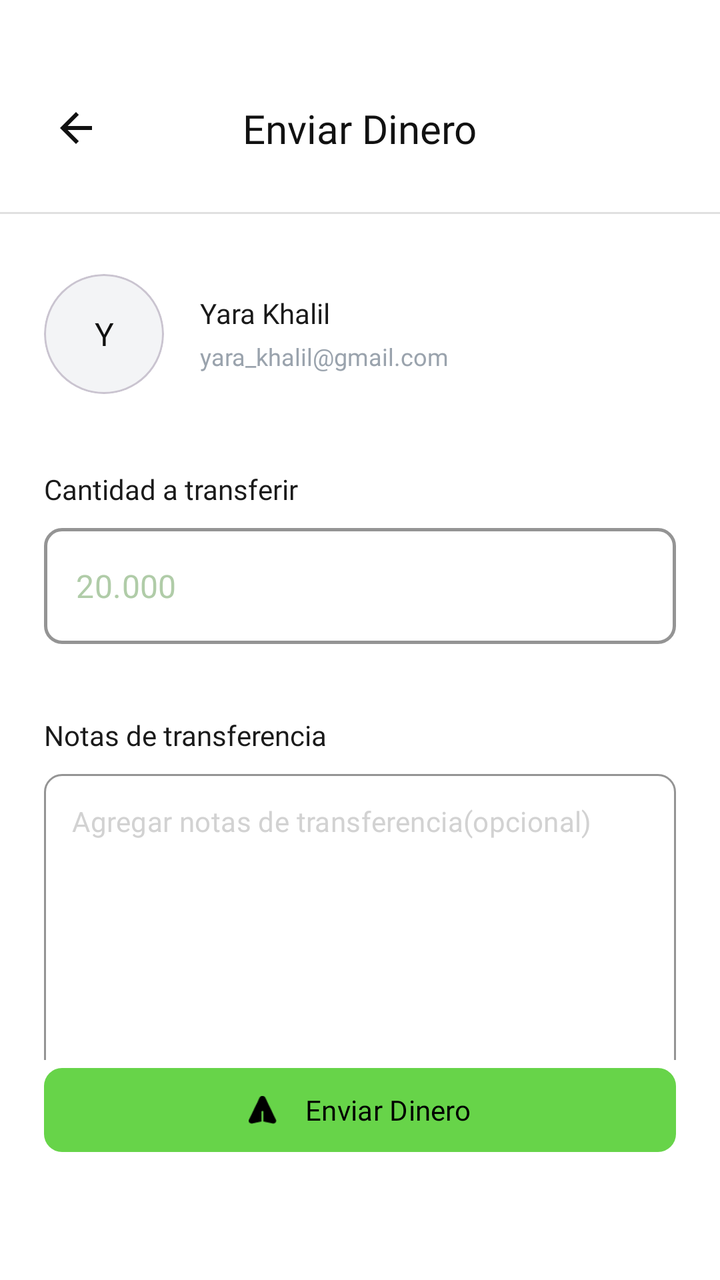
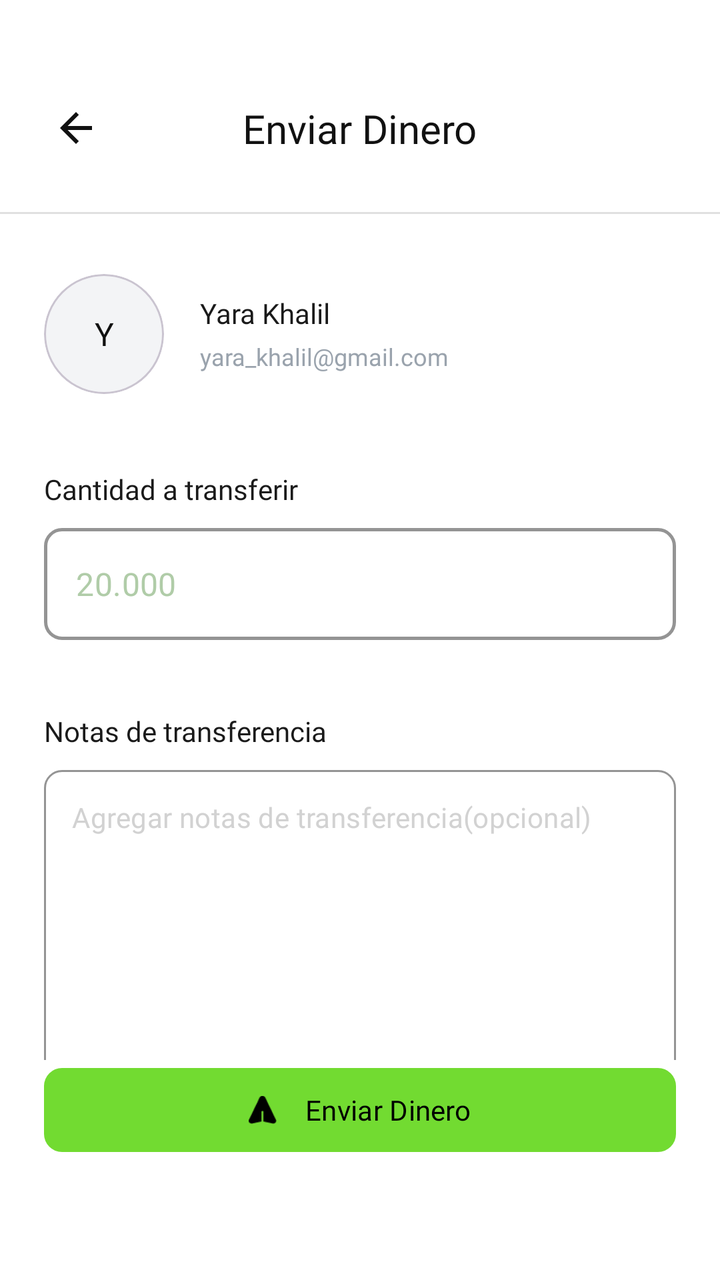

Screens rendered from an Android XML layout before and after an edit, with the pre-edit source and the edit as a unified diff.
<!-- AndroidManifest.xml: application theme Theme.ProyectoAlkeWallet -->
<!-- res/layout/activity_send_money.xml -->
<?xml version="1.0" encoding="utf-8"?>
<androidx.constraintlayout.widget.ConstraintLayout xmlns:android="http://schemas.android.com/apk/res/android"
    xmlns:app="http://schemas.android.com/apk/res-auto"
    xmlns:tools="http://schemas.android.com/tools"
    android:id="@+id/main"
    android:layout_width="match_parent"
    android:layout_height="match_parent"
    android:background="@android:color/white"
    tools:context=".SendMoney">

    <ImageView
        android:id="@+id/iv_back"
        android:layout_width="48dp"
        android:layout_height="48dp"
        android:layout_marginStart="14dp"
        android:layout_marginTop="40dp"
        android:contentDescription="@string/volver"
        android:padding="12dp"
        android:src="@drawable/ic_arrow_back"
        app:layout_constraintStart_toStartOf="parent"
        app:layout_constraintTop_toTopOf="parent"
        app:tint="#111111" />

    <TextView
        android:id="@+id/tv_title"
        android:layout_width="wrap_content"
        android:layout_height="wrap_content"
        android:fontFamily="@font/jua"
        android:text="@string/enviar_dinero"
        android:textColor="#111111"
        android:textSize="20sp"
        app:layout_constraintBottom_toBottomOf="@id/iv_back"
        app:layout_constraintEnd_toEndOf="parent"
        app:layout_constraintStart_toStartOf="parent"
        app:layout_constraintTop_toTopOf="@id/iv_back" />

    <View
        android:id="@+id/header_divider"
        android:layout_width="0dp"
        android:layout_height="1dp"
        android:layout_marginTop="18dp"
        android:background="#E0E0E0"
        app:layout_constraintEnd_toEndOf="parent"
        app:layout_constraintStart_toStartOf="parent"
        app:layout_constraintTop_toBottomOf="@id/iv_back" />

    <androidx.core.widget.NestedScrollView
        android:id="@+id/form_scroll"
        android:layout_width="0dp"
        android:layout_height="0dp"
        android:clipToPadding="false"
        android:fillViewport="true"
        android:overScrollMode="never"
        app:layout_constraintBottom_toTopOf="@id/btn_send_money"
        app:layout_constraintEnd_toEndOf="parent"
        app:layout_constraintStart_toStartOf="parent"
        app:layout_constraintTop_toBottomOf="@id/header_divider">

        <androidx.constraintlayout.widget.ConstraintLayout
            android:layout_width="match_parent"
            android:layout_height="wrap_content"
            android:paddingBottom="24dp">

            <com.google.android.material.card.MaterialCardView
                android:id="@+id/card_user_initial"
                android:layout_width="60dp"
                android:layout_height="60dp"
                android:layout_marginStart="22dp"
                android:layout_marginTop="30dp"
                app:cardBackgroundColor="#F3F4F6"
                app:cardCornerRadius="30dp"
                app:cardElevation="0dp"
                app:layout_constraintStart_toStartOf="parent"
                app:layout_constraintTop_toTopOf="parent">

                <TextView
                    android:layout_width="match_parent"
                    android:layout_height="match_parent"
                    android:fontFamily="@font/jua"
                    android:gravity="center"
                    android:text="@string/inicial_yara"
                    android:textColor="#111111"
                    android:textSize="16sp" />

            </com.google.android.material.card.MaterialCardView>

            <TextView
                android:id="@+id/tv_user_name"
                android:layout_width="wrap_content"
                android:layout_height="wrap_content"
                android:layout_marginStart="18dp"
                android:layout_marginTop="10dp"
                android:fontFamily="@font/jua"
                android:text="@string/yara_khalil"
                android:textColor="#1A1A1A"
                android:textSize="14sp"
                app:layout_constraintStart_toEndOf="@id/card_user_initial"
                app:layout_constraintTop_toTopOf="@id/card_user_initial" />

            <TextView
                android:id="@+id/tv_user_email"
                android:layout_width="wrap_content"
                android:layout_height="wrap_content"
                android:layout_marginTop="4dp"
                android:fontFamily="@font/jua"
                android:text="@string/correo_yara"
                android:textColor="#9AA3AD"
                android:textSize="12sp"
                app:layout_constraintStart_toStartOf="@id/tv_user_name"
                app:layout_constraintTop_toBottomOf="@id/tv_user_name" />

            <TextView
                android:id="@+id/tv_amount_label"
                android:layout_width="wrap_content"
                android:layout_height="wrap_content"
                android:layout_marginStart="22dp"
                android:layout_marginTop="38dp"
                android:fontFamily="@font/jua"
                android:text="@string/cantidad_a_transferir"
                android:textColor="#1A1A1A"
                android:textSize="14sp"
                app:layout_constraintStart_toStartOf="parent"
                app:layout_constraintTop_toBottomOf="@id/card_user_initial" />

            <com.google.android.material.textfield.TextInputLayout
                android:id="@+id/til_amount"
                style="@style/Widget.MaterialComponents.TextInputLayout.OutlinedBox"
                android:layout_width="0dp"
                android:layout_height="58dp"
                android:layout_marginStart="22dp"
                android:layout_marginTop="10dp"
                android:layout_marginEnd="22dp"
                app:boxBackgroundColor="@android:color/white"
                app:boxCornerRadiusBottomEnd="9dp"
                app:boxCornerRadiusBottomStart="9dp"
                app:boxCornerRadiusTopEnd="9dp"
                app:boxCornerRadiusTopStart="9dp"
                app:boxStrokeColor="@color/action_green"
                app:boxStrokeWidth="1.5dp"
                app:boxStrokeWidthFocused="1.5dp"
                app:hintEnabled="false"
                app:layout_constraintEnd_toEndOf="parent"
                app:layout_constraintStart_toStartOf="parent"
                app:layout_constraintTop_toBottomOf="@id/tv_amount_label">

                <com.google.android.material.textfield.TextInputEditText
                    android:id="@+id/et_amount"
                    android:layout_width="match_parent"
                    android:layout_height="match_parent"
                    android:fontFamily="@font/jua"
                    android:hint="@string/monto_a_transferir"
                    android:inputType="numberDecimal"
                    android:paddingStart="16dp"
                    android:paddingEnd="16dp"
                    android:textColor="@color/action_green"
                    android:textColorHint="#B0CCA8"
                    android:textSize="16sp" />

            </com.google.android.material.textfield.TextInputLayout>

            <TextView
                android:id="@+id/tv_notes_label"
                android:layout_width="wrap_content"
                android:layout_height="wrap_content"
                android:layout_marginStart="22dp"
                android:layout_marginTop="36dp"
                android:fontFamily="@font/jua"
                android:text="@string/notas_de_transferencia"
                android:textColor="#1A1A1A"
                android:textSize="14sp"
                app:layout_constraintStart_toStartOf="parent"
                app:layout_constraintTop_toBottomOf="@id/til_amount" />

            <com.google.android.material.textfield.TextInputLayout
                android:id="@+id/til_notes"
                style="@style/Widget.MaterialComponents.TextInputLayout.OutlinedBox"
                android:layout_width="0dp"
                android:layout_height="210dp"
                android:layout_marginStart="22dp"
                android:layout_marginTop="10dp"
                android:layout_marginEnd="22dp"
                app:boxBackgroundColor="@android:color/white"
                app:boxCornerRadiusBottomEnd="9dp"
                app:boxCornerRadiusBottomStart="9dp"
                app:boxCornerRadiusTopEnd="9dp"
                app:boxCornerRadiusTopStart="9dp"
                app:boxStrokeColor="#E0E0E0"
                app:boxStrokeWidth="1dp"
                app:boxStrokeWidthFocused="1dp"
                app:hintEnabled="false"

                app:layout_constraintEnd_toEndOf="parent"
                app:layout_constraintStart_toStartOf="parent"
                app:layout_constraintTop_toBottomOf="@id/tv_notes_label">

                <com.google.android.material.textfield.TextInputEditText
                    android:id="@+id/et_notes"
                    android:layout_width="match_parent"
                    android:layout_height="match_parent"
                    android:fontFamily="@font/jua"
                    android:gravity="top|start"
                    android:hint="@string/agregar_notas_de_transferencia_opcional"
                    android:inputType="textMultiLine"
                    android:paddingStart="14dp"
                    android:paddingTop="14dp"
                    android:paddingEnd="14dp"
                    android:textColor="#1A1A1A"
                    android:textColorHint="#D2D2D2"
                    android:textSize="14sp" />

            </com.google.android.material.textfield.TextInputLayout>

        </androidx.constraintlayout.widget.ConstraintLayout>

    </androidx.core.widget.NestedScrollView>

    <com.google.android.material.button.MaterialButton
        android:id="@+id/btn_send_money"
        android:layout_width="0dp"
        android:layout_height="50dp"
        android:layout_marginStart="22dp"
        android:layout_marginEnd="22dp"
        android:layout_marginBottom="60dp"
        android:fontFamily="@font/jua"
        android:text="@string/enviar_dinero"
        android:textAllCaps="false"
        android:textColor="@android:color/black"
        android:textSize="14sp"
        app:backgroundTint="@color/action_green"
        app:cornerRadius="9dp"
        app:icon="@drawable/img_send"
        app:iconGravity="textStart"
        app:iconPadding="14dp"
        app:iconSize="14dp"
        app:iconTint="@android:color/black"
        app:layout_constraintBottom_toBottomOf="parent"
        app:layout_constraintEnd_toEndOf="parent"
        app:layout_constraintStart_toStartOf="parent" />

</androidx.constraintlayout.widget.ConstraintLayout>
<!-- resources referenced by this layout -->
<resources>
  <color name="action_green">#67D449</color>
  <!-- drawable ic_arrow_back (drawable) -->
  <vector xmlns:android="http://schemas.android.com/apk/res/android" android:autoMirrored="true" android:height="24dp" android:tint="#000000" android:viewportHeight="24" android:viewportWidth="24" android:width="24dp">
        
      <path android:fillColor="@android:color/white" android:pathData="M20,11H7.83l5.59,-5.59L12,4l-8,8 8,8 1.41,-1.41L7.83,13H20v-2z"/>
      
  </vector>
  <!-- drawable img_send: png bitmap (drawable, 462 bytes) -->
  <string name="agregar_notas_de_transferencia_opcional">Agregar notas de transferencia(opcional)</string>
  <string name="cantidad_a_transferir">Cantidad a transferir</string>
  <string name="correo_yara">yara_khalil@gmail.com</string>
  <string name="enviar_dinero">Enviar Dinero</string>
  <string name="inicial_yara">Y</string>
  <string name="monto_a_transferir">20.000</string>
  <string name="notas_de_transferencia">Notas de transferencia</string>
  <string name="volver">Volver</string>
  <string name="yara_khalil">Yara Khalil</string>
  <style name="Theme.ProyectoAlkeWallet" parent="Base.Theme.ProyectoAlkeWallet" />
  <style name="Base.Theme.ProyectoAlkeWallet" parent="Theme.Material3.DayNight.NoActionBar">
          
          
      </style>
</resources>

<!-- the commit's change to res/layout/activity_send_money.xml (unified diff, before → after) -->
@@ -51,6 +51,7 @@
         android:clipToPadding="false"
         android:fillViewport="true"
         android:overScrollMode="never"
+        android:scrollbars="none"
         app:layout_constraintBottom_toTopOf="@id/btn_send_money"
         app:layout_constraintEnd_toEndOf="parent"
         app:layout_constraintStart_toStartOf="parent"
@@ -126,7 +127,7 @@
                 android:id="@+id/til_amount"
                 style="@style/Widget.MaterialComponents.TextInputLayout.OutlinedBox"
                 android:layout_width="0dp"
-                android:layout_height="58dp"
+                android:layout_height="56dp"
                 android:layout_marginStart="22dp"
                 android:layout_marginTop="10dp"
                 android:layout_marginEnd="22dp"
<!-- resource entries referenced after the edit -->
@@ -1,6 +1,6 @@
 <!-- resources referenced by this layout -->
 <resources>
-  <color name="action_green">#67D449</color>
+  <color name="action_green">#72DB31</color>
   <!-- drawable ic_arrow_back (drawable) -->
   <vector xmlns:android="http://schemas.android.com/apk/res/android" android:autoMirrored="true" android:height="24dp" android:tint="#000000" android:viewportHeight="24" android:viewportWidth="24" android:width="24dp">
         
